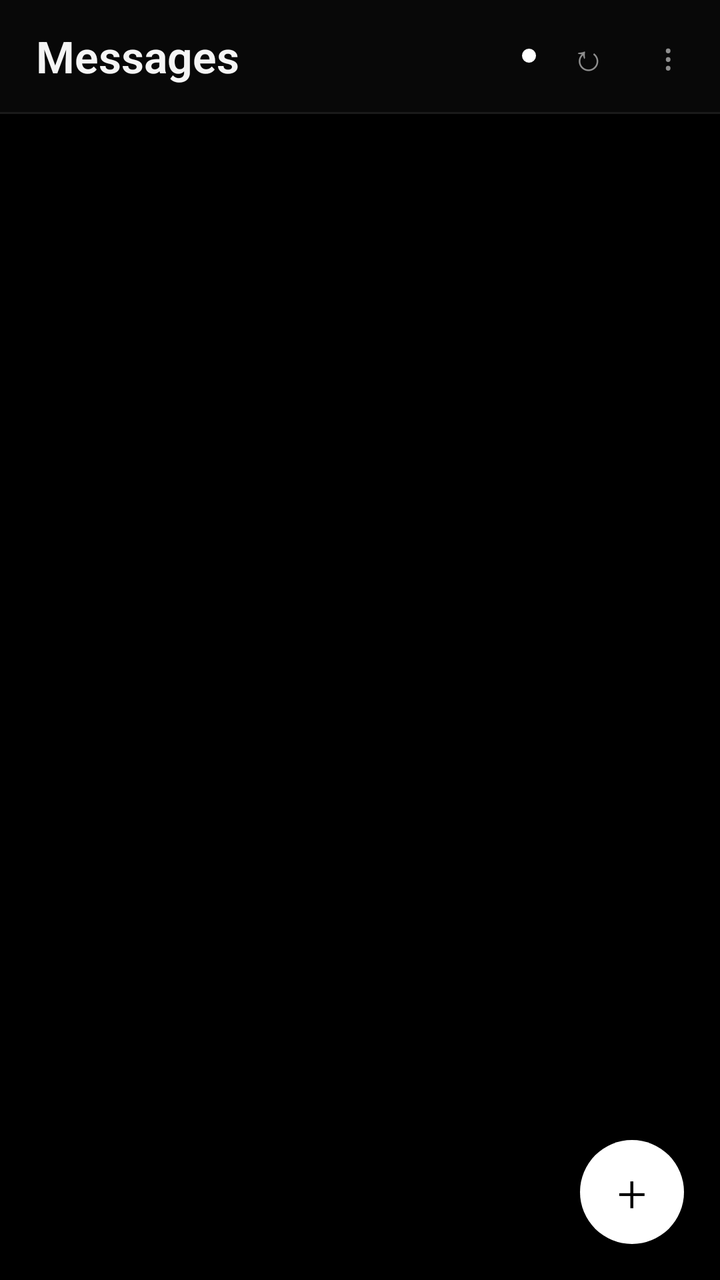
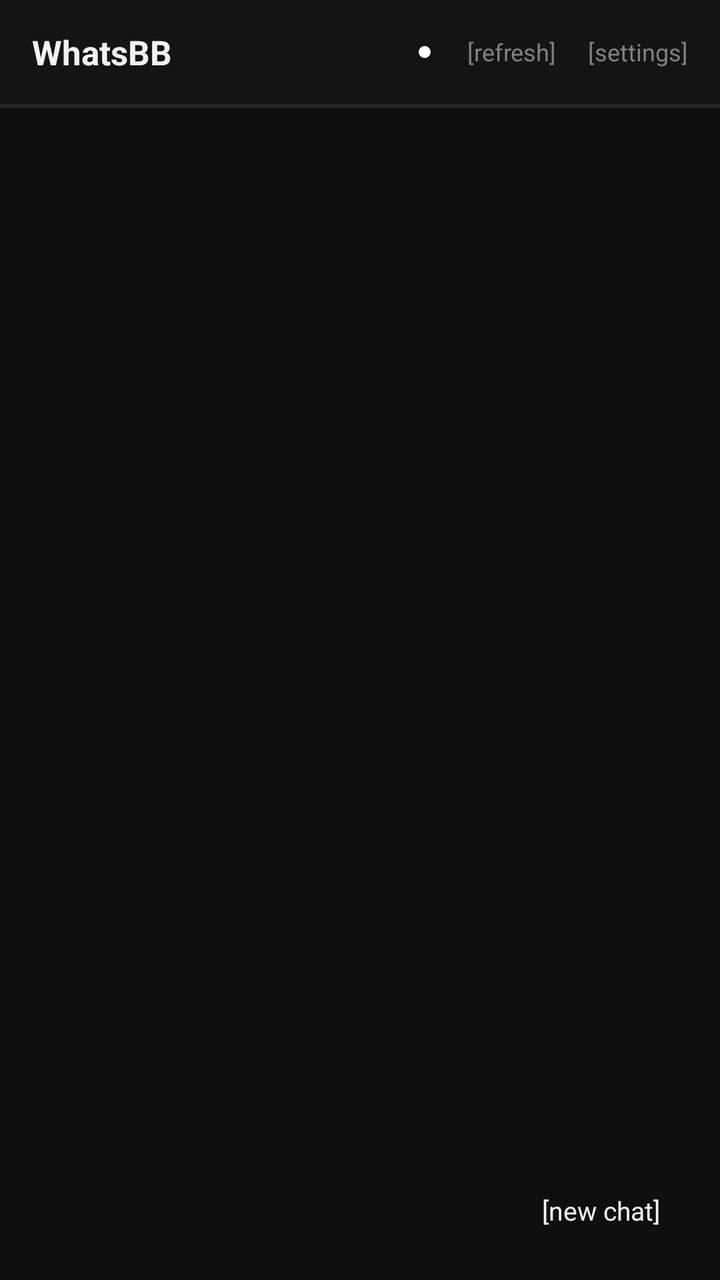

An Android layout rendered at two revisions. The XML below is the earlier revision; the diff shows what the commit changed to produce the second picture.
<!-- AndroidManifest.xml: application theme android:Theme.NoTitleBar -->
<!-- res/layout/activity_main.xml -->
<?xml version="1.0" encoding="utf-8"?>
<LinearLayout xmlns:android="http://schemas.android.com/apk/res/android"
    android:layout_width="match_parent"
    android:layout_height="match_parent"
    android:orientation="vertical"
    android:background="@color/wa_bg">

    
    <LinearLayout
        android:id="@+id/layout_header"
        android:layout_width="match_parent"
        android:layout_height="56dp"
        android:orientation="horizontal"
        android:background="@color/wa_header"
        android:gravity="center_vertical"
        android:paddingLeft="18dp"
        android:paddingRight="6dp">

        <TextView
            android:layout_width="0dp"
            android:layout_weight="1"
            android:layout_height="wrap_content"
            android:text="Messages"
            android:fontFamily="sans-serif-light"
            android:textColor="@color/wa_text"
            android:textSize="22sp"
            android:textStyle="bold" />

        
        <View
            android:id="@+id/view_status_dot"
            android:layout_width="7dp"
            android:layout_height="7dp"
            android:layout_marginRight="6dp"
            android:background="@drawable/badge_unread" />

        
        <TextView
            android:id="@+id/btn_refresh"
            android:layout_width="40dp"
            android:layout_height="44dp"
            android:gravity="center"
            android:textColor="@color/wa_text_sub"
            android:textSize="18sp"
            android:text="&#8635;" />

        
        <TextView
            android:id="@+id/btn_settings"
            android:layout_width="40dp"
            android:layout_height="44dp"
            android:gravity="center"
            android:textColor="@color/wa_text_sub"
            android:textSize="18sp"
            android:text="&#8942;" />
    </LinearLayout>

    
    <View
        android:layout_width="match_parent"
        android:layout_height="1dp"
        android:background="@color/wa_divider" />

    
    <LinearLayout
        android:id="@+id/layout_status_banner"
        android:layout_width="match_parent"
        android:layout_height="wrap_content"
        android:orientation="horizontal"
        android:background="#141414"
        android:paddingLeft="18dp"
        android:paddingRight="14dp"
        android:paddingTop="9dp"
        android:paddingBottom="9dp"
        android:gravity="center_vertical"
        android:visibility="gone">

        <View
            android:id="@+id/banner_dot"
            android:layout_width="7dp"
            android:layout_height="7dp"
            android:layout_marginRight="10dp"
            android:background="@drawable/badge_unread" />

        <TextView
            android:id="@+id/tv_status_banner"
            android:layout_width="0dp"
            android:layout_weight="1"
            android:layout_height="wrap_content"
            android:fontFamily="sans-serif-light"
            android:textColor="@color/wa_text_sub"
            android:textSize="13sp" />

        <TextView
            android:id="@+id/btn_banner_action"
            android:layout_width="wrap_content"
            android:layout_height="wrap_content"
            android:textColor="#FFFFFF"
            android:textSize="12sp"
            android:fontFamily="sans-serif"
            android:textStyle="bold"
            android:paddingLeft="10dp"
            android:text="PAIR" />
    </LinearLayout>

    
    <FrameLayout
        android:layout_width="match_parent"
        android:layout_height="0dp"
        android:layout_weight="1">

        <ListView
            android:id="@+id/list_chats"
            android:layout_width="match_parent"
            android:layout_height="match_parent"
            android:divider="@color/wa_divider"
            android:dividerHeight="1dp"
            android:scrollbars="none" />

        <TextView
            android:id="@+id/tv_empty"
            android:layout_width="match_parent"
            android:layout_height="match_parent"
            android:gravity="center"
            android:fontFamily="sans-serif-light"
            android:textColor="@color/wa_text_sub"
            android:textSize="14sp"
            android:lineSpacingExtra="4dp"
            android:text="No conversations.\nTap + below to start."
            android:visibility="gone" />

        <ProgressBar
            android:id="@+id/progress_loading"
            android:layout_width="wrap_content"
            android:layout_height="wrap_content"
            android:layout_gravity="center"
            android:visibility="gone" />

        
        <FrameLayout
            android:id="@+id/btn_new_chat"
            android:layout_width="52dp"
            android:layout_height="52dp"
            android:layout_gravity="bottom|right"
            android:layout_marginRight="18dp"
            android:layout_marginBottom="18dp"
            android:background="@drawable/btn_fab">

            <TextView
                android:layout_width="match_parent"
                android:layout_height="match_parent"
                android:gravity="center"
                android:textColor="#000000"
                android:textSize="26sp"
                android:fontFamily="sans-serif-light"
                android:text="&#43;" />
        </FrameLayout>
    </FrameLayout>

</LinearLayout>
<!-- resources referenced by this layout -->
<resources>
  <color name="wa_bg">#000000</color>
  <color name="wa_divider">#1A1A1A</color>
  <color name="wa_header">#080808</color>
  <color name="wa_text">#F5F5F5</color>
  <color name="wa_text_sub">#8E8E8E</color>
  <!-- drawable badge_unread (drawable) -->
  <?xml version="1.0" encoding="utf-8"?>
  <shape xmlns:android="http://schemas.android.com/apk/res/android"
      android:shape="oval">
      <solid android:color="#FFFFFF" />
  </shape>
  <!-- drawable btn_fab (drawable) -->
  <?xml version="1.0" encoding="utf-8"?>
  <selector xmlns:android="http://schemas.android.com/apk/res/android">
      <item android:state_pressed="true">
          <shape android:shape="oval">
              <solid android:color="#CCCCCC" />
          </shape>
      </item>
      <item>
          <shape android:shape="oval">
              <solid android:color="#FFFFFF" />
          </shape>
      </item>
  </selector>
</resources>

<!-- the commit's change to res/layout/activity_main.xml (unified diff, before → after) -->
@@ -3,63 +3,67 @@
     android:layout_width="match_parent"
     android:layout_height="match_parent"
     android:orientation="vertical"
-    android:background="@color/wa_bg">
+    android:background="#0F0F10">
 
     
     <LinearLayout
         android:id="@+id/layout_header"
         android:layout_width="match_parent"
-        android:layout_height="56dp"
+        android:layout_height="52dp"
         android:orientation="horizontal"
-        android:background="@color/wa_header"
+        android:background="#141416"
         android:gravity="center_vertical"
-        android:paddingLeft="18dp"
-        android:paddingRight="6dp">
+        android:paddingLeft="16dp"
+        android:paddingRight="8dp">
 
+        
         <TextView
             android:layout_width="0dp"
             android:layout_weight="1"
             android:layout_height="wrap_content"
-            android:text="Messages"
-            android:fontFamily="sans-serif-light"
-            android:textColor="@color/wa_text"
-            android:textSize="22sp"
+            android:text="WhatsBB"
+            android:textColor="#F2F2F2"
+            android:textSize="17sp"
             android:textStyle="bold" />
 
         
         <View
             android:id="@+id/view_status_dot"
-            android:layout_width="7dp"
-            android:layout_height="7dp"
-            android:layout_marginRight="6dp"
+            android:layout_width="6dp"
+            android:layout_height="6dp"
+            android:layout_marginRight="10dp"
             android:background="@drawable/badge_unread" />
 
         
         <TextView
             android:id="@+id/btn_refresh"
-            android:layout_width="40dp"
+            android:layout_width="wrap_content"
             android:layout_height="44dp"
             android:gravity="center"
-            android:textColor="@color/wa_text_sub"
-            android:textSize="18sp"
-            android:text="&#8635;" />
+            android:paddingLeft="8dp"
+            android:paddingRight="8dp"
+            android:textColor="#808086"
+            android:textSize="12sp"
+            android:text="[refresh]" />
 
         
         <TextView
             android:id="@+id/btn_settings"
-            android:layout_width="40dp"
+            android:layout_width="wrap_content"
             android:layout_height="44dp"
             android:gravity="center"
-            android:textColor="@color/wa_text_sub"
-            android:textSize="18sp"
-            android:text="&#8942;" />
+            android:paddingLeft="8dp"
+            android:paddingRight="8dp"
+            android:textColor="#808086"
+            android:textSize="12sp"
+            android:text="[settings]" />
     </LinearLayout>
 
     
     <View
         android:layout_width="match_parent"
         android:layout_height="1dp"
-        android:background="@color/wa_divider" />
+        android:background="#252528" />
 
     
     <LinearLayout
@@ -67,18 +71,18 @@
         android:layout_width="match_parent"
         android:layout_height="wrap_content"
         android:orientation="horizontal"
-        android:background="#141414"
-        android:paddingLeft="18dp"
+        android:background="#141416"
+        android:paddingLeft="16dp"
         android:paddingRight="14dp"
-        android:paddingTop="9dp"
-        android:paddingBottom="9dp"
+        android:paddingTop="8dp"
+        android:paddingBottom="8dp"
         android:gravity="center_vertical"
         android:visibility="gone">
 
         <View
             android:id="@+id/banner_dot"
-            android:layout_width="7dp"
-            android:layout_height="7dp"
+            android:layout_width="6dp"
+            android:layout_height="6dp"
             android:layout_marginRight="10dp"
             android:background="@drawable/badge_unread" />
 
@@ -87,21 +91,25 @@
             android:layout_width="0dp"
             android:layout_weight="1"
             android:layout_height="wrap_content"
-            android:fontFamily="sans-serif-light"
-            android:textColor="@color/wa_text_sub"
-            android:textSize="13sp" />
+            android:textColor="#808086"
+            android:textSize="12sp" />
 
         <TextView
             android:id="@+id/btn_banner_action"
             android:layout_width="wrap_content"
             android:layout_height="wrap_content"
-            android:textColor="#FFFFFF"
-            android:textSize="12sp"
-            android:fontFamily="sans-serif"
+            android:textColor="#F2F2F2"
+            android:textSize="11sp"
             android:textStyle="bold"
             android:paddingLeft="10dp"
-            android:text="PAIR" />
+            android:text="[pair]" />
     </LinearLayout>
+
+    
+    <View
+        android:layout_width="match_parent"
+        android:layout_height="1dp"
+        android:background="#252528" />
 
     
     <FrameLayout
@@ -113,7 +121,7 @@
             android:id="@+id/list_chats"
             android:layout_width="match_parent"
             android:layout_height="match_parent"
-            android:divider="@color/wa_divider"
+            android:divider="#252528"
             android:dividerHeight="1dp"
             android:scrollbars="none" />
 
@@ -122,11 +130,10 @@
             android:layout_width="match_parent"
             android:layout_height="match_parent"
             android:gravity="center"
-            android:fontFamily="sans-serif-light"
-            android:textColor="@color/wa_text_sub"
-            android:textSize="14sp"
+            android:textColor="#808086"
+            android:textSize="13sp"
             android:lineSpacingExtra="4dp"
-            android:text="No conversations.\nTap + below to start."
+            android:text="No conversations yet.\nTap [+] below to start."
             android:visibility="gone" />
 
         <ProgressBar
@@ -137,24 +144,20 @@
             android:visibility="gone" />
 
         
-        <FrameLayout
+        <TextView
             android:id="@+id/btn_new_chat"
-            android:layout_width="52dp"
-            android:layout_height="52dp"
+            android:layout_width="wrap_content"
+            android:layout_height="wrap_content"
             android:layout_gravity="bottom|right"
-            android:layout_marginRight="18dp"
+            android:layout_marginRight="16dp"
             android:layout_marginBottom="18dp"
-            android:background="@drawable/btn_fab">
-
-            <TextView
-                android:layout_width="match_parent"
-                android:layout_height="match_parent"
-                android:gravity="center"
-                android:textColor="#000000"
-                android:textSize="26sp"
-                android:fontFamily="sans-serif-light"
-                android:text="&#43;" />
-        </FrameLayout>
+            android:paddingLeft="14dp"
+            android:paddingRight="14dp"
+            android:paddingTop="8dp"
+            android:paddingBottom="8dp"
+            android:textColor="#F2F2F2"
+            android:textSize="13sp"
+            android:text="[new chat]" />
     </FrameLayout>
 
 </LinearLayout>
<!-- resource entries referenced after the edit -->
@@ -1,29 +1,10 @@
 <!-- resources referenced by this layout -->
 <resources>
-  <color name="wa_bg">#000000</color>
-  <color name="wa_divider">#1A1A1A</color>
-  <color name="wa_header">#080808</color>
-  <color name="wa_text">#F5F5F5</color>
-  <color name="wa_text_sub">#8E8E8E</color>
   <!-- drawable badge_unread (drawable) -->
   <?xml version="1.0" encoding="utf-8"?>
   <shape xmlns:android="http://schemas.android.com/apk/res/android"
       android:shape="oval">
       <solid android:color="#FFFFFF" />
   </shape>
-  <!-- drawable btn_fab (drawable) -->
-  <?xml version="1.0" encoding="utf-8"?>
-  <selector xmlns:android="http://schemas.android.com/apk/res/android">
-      <item android:state_pressed="true">
-          <shape android:shape="oval">
-              <solid android:color="#CCCCCC" />
-          </shape>
-      </item>
-      <item>
-          <shape android:shape="oval">
-              <solid android:color="#FFFFFF" />
-          </shape>
-      </item>
-  </selector>
 </resources>
 
